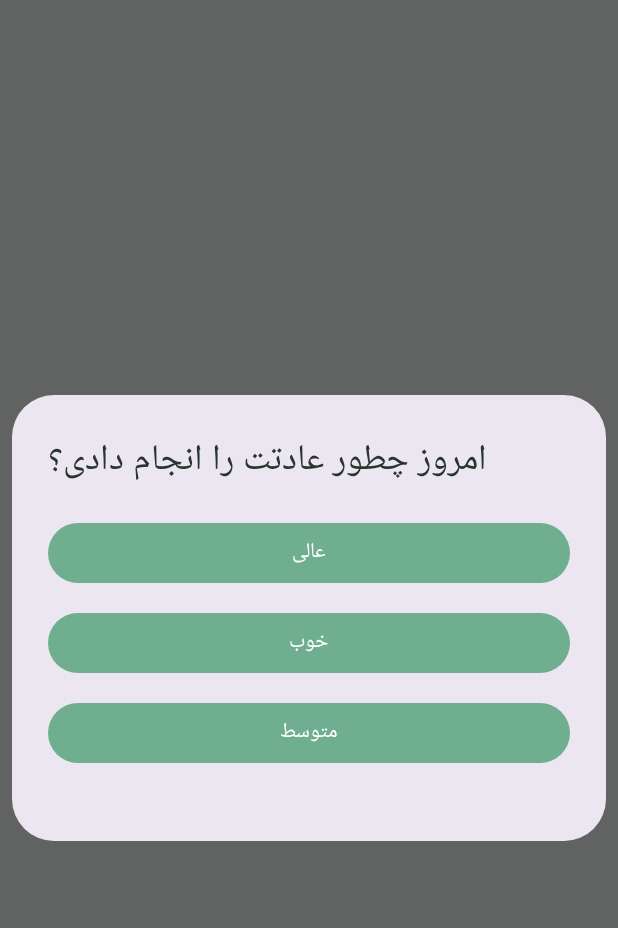
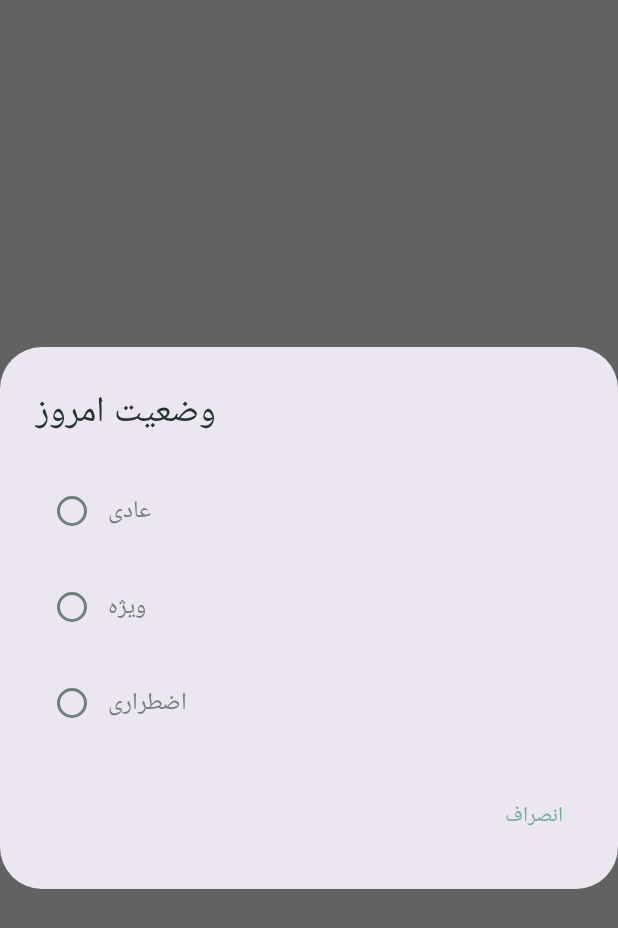
Before and after one commit to baharmahab/HabitApp, an Android app built with Jetpack Compose: the composable DailyStatusDialog shown on its own in the app's theme, on a phone screen of 412 x 824 dp. Shown: the top 928 px of the screen. Run offline under Robolectric (Android 15) with nearby library versions, the phone set to English and light mode, and no system bars.

Commit message:
Connect daily habit status between list and detail

```diff
--- a/app/src/main/java/com/example/habitapp/presentation/habit/HabitUiState.kt
+++ b/app/src/main/java/com/example/habitapp/presentation/habit/HabitUiState.kt
@@ -1,9 +1,13 @@
+
+
 package com.example.habitapp.presentation.habit
 
+import com.example.habitapp.domain.model.DailyStatus
 import com.example.habitapp.domain.model.Habit
 
 data class HabitUiState(
     val habits: List<Habit> = emptyList(),
+    val todayStatuses: Map<Long, DailyStatus?> = emptyMap(),
     val isLoading: Boolean = false,
     val error: String? = null
 )
--- a/app/src/main/java/com/example/habitapp/presentation/habit/component/DailyStatusDialog.kt
+++ b/app/src/main/java/com/example/habitapp/presentation/habit/component/DailyStatusDialog.kt
@@ -2,62 +2,95 @@ package com.example.habitapp.presentation.habit.component
 
 import androidx.compose.foundation.layout.Arrangement
 import androidx.compose.foundation.layout.Column
+import androidx.compose.foundation.layout.Row
 import androidx.compose.foundation.layout.fillMaxWidth
 import androidx.compose.foundation.layout.padding
 import androidx.compose.material3.AlertDialog
-import androidx.compose.material3.Button
+import androidx.compose.material3.MaterialTheme
+import androidx.compose.material3.RadioButton
 import androidx.compose.material3.Text
+import androidx.compose.material3.TextButton
 import androidx.compose.runtime.Composable
+import androidx.compose.ui.Alignment
 import androidx.compose.ui.Modifier
 import androidx.compose.ui.unit.dp
 import com.example.habitapp.domain.model.DailyStatus
 
 @Composable
 fun DailyStatusDialog(
+    allowFailed: Boolean,
     onStatusSelected: (DailyStatus) -> Unit,
     onDismiss: () -> Unit
 ) {
+    val statuses = buildList {
+        add(DailyStatus.NORMAL)
+        add(DailyStatus.SPECIAL)
+        add(DailyStatus.EMERGENCY)
+
+        if (allowFailed) {
+            add(DailyStatus.FAILED)
+        }
+    }
+
     AlertDialog(
         onDismissRequest = onDismiss,
         title = {
-            Text(
-                text = "امروز چطور عادتت را انجام دادی؟"
-            )
+            Text(text = "وضعیت امروز")
         },
         text = {
             Column(
-                modifier = Modifier.fillMaxWidth(),
-                verticalArrangement = Arrangement.spacedBy(12.dp)
+                verticalArrangement = Arrangement.spacedBy(8.dp)
             ) {
-                Button(
-                    onClick = {
-                        onStatusSelected(DailyStatus.NORMAL)
-                    },
-                    modifier = Modifier.fillMaxWidth()
-                ) {
-                    Text("عالی")
-                }
-
-                Button(
-                    onClick = {
-                        onStatusSelected(DailyStatus.SPECIAL)
-                    },
-                    modifier = Modifier.fillMaxWidth()
-                ) {
-                    Text("خوب")
-                }
-
-                Button(
-                    onClick = {
-                        onStatusSelected(DailyStatus.EMERGENCY)
-                    },
-                    modifier = Modifier.fillMaxWidth()
-                ) {
-                    Text("متوسط")
+                statuses.forEach { status ->
+                    StatusOption(
+                        status = status,
+                        onClick = {
+                            onStatusSelected(status)
+                        }
+                    )
                 }
             }
         },
         confirmButton = {},
-        modifier = Modifier.padding(8.dp)
+        dismissButton = {
+            TextButton(
+                onClick = onDismiss
+            ) {
+                Text(text = "انصراف")
+            }
+        }
     )
 }
+
+@Composable
+private fun StatusOption(
+    status: DailyStatus,
+    onClick: () -> Unit
+) {
+    Row(
+        modifier = Modifier
+            .fillMaxWidth()
+            .padding(vertical = 4.dp),
+        verticalAlignment = Alignment.CenterVertically,
+        horizontalArrangement = Arrangement.Start
+    ) {
+        RadioButton(
+            selected = false,
+            onClick = onClick
+        )
+
+        Text(
+            text = status.displayName(),
+            style = MaterialTheme.typography.bodyLarge
+        )
+    }
+}
+
+private fun DailyStatus.displayName(): String {
+    return when (this) {
+        DailyStatus.NORMAL -> "عادی"
+        DailyStatus.SPECIAL -> "ویژه"
+        DailyStatus.EMERGENCY -> "اضطراری"
+        DailyStatus.FAILED -> "انجام ندادم"
+    }
+}
--- a/app/src/main/java/com/example/habitapp/presentation/habit/detail/HabitDetailUiState.kt
+++ b/app/src/main/java/com/example/habitapp/presentation/habit/detail/HabitDetailUiState.kt
@@ -2,6 +2,7 @@ package com.example.habitapp.presentation.habit.detail
 
 import android.os.Build
 import androidx.annotation.RequiresApi
+import com.example.habitapp.domain.model.DailyStatus
 import java.time.LocalDate
 import java.time.LocalDate.now
 
@@ -11,6 +12,8 @@ enum class EditingField {
     EMERGENCY,
     FINAL_GOAL
 }
+
+
 
 data class HabitDetailUiState @RequiresApi(Build.VERSION_CODES.O) constructor(
     val isLoading: Boolean = false,
@@ -25,6 +28,8 @@ data class HabitDetailUiState @RequiresApi(Build.VERSION_CODES.O) constructor(
 
     val isConfigured: Boolean = false,
 
+    val dailyStatuses: Map<LocalDate, DailyStatus?> = emptyMap(),
+
     val editingField: EditingField? = null,
     val editingValue: String = "",
 
--- a/app/src/main/java/com/example/habitapp/presentation/navigation/HabitNavHost.kt
+++ b/app/src/main/java/com/example/habitapp/presentation/navigation/HabitNavHost.kt
@@ -6,7 +6,7 @@ import androidx.navigation.compose.NavHost
 import androidx.navigation.compose.composable
 import androidx.navigation.compose.rememberNavController
 import androidx.navigation.navArgument
-import com.example.habitapp.presentation.habit.HabitListScreen
+import com.example.habitapp.presentation.habit.HabitsScreen
 import com.example.habitapp.presentation.habit.detail.HabitDetailScreen
 
 @Composable
@@ -21,7 +21,7 @@ fun HabitNavHost() {
         composable(
             route = "habit_list"
         ) {
-            HabitListScreen(
+            HabitsScreen(
                 onOpenHabitDetail = { habitId ->
                     navController.navigate("habit_detail/$habitId")
                 }
```
Also changed, not shown: app/src/main/java/com/example/habitapp/data/local/dao/HabitDayDao.kt (+22 -0 lines), app/src/main/java/com/example/habitapp/data/repository/HabitRepositoryImpl.kt (+27 -2 lines), app/src/main/java/com/example/habitapp/domain/repository/HabitRepository.kt (+11 -1 lines), app/src/main/java/com/example/habitapp/domain/usecase/GetHabitDaysUseCase.kt (added, +27 -0 lines), app/src/main/java/com/example/habitapp/domain/usecase/ObserveHabitDaysUseCase.kt (added, +18 -0 lines), app/src/main/java/com/example/habitapp/domain/usecase/ObserveTodayHabitDaysUseCase.kt (added, +18 -0 lines), app/src/main/java/com/example/habitapp/presentation/habit/HabitViewModel.kt (+52 -18 lines), app/src/main/java/com/example/habitapp/presentation/habit/HabitsScreen.kt (renamed from app/src/main/java/com/example/habitapp/presentation/habit/HabitListScreen.kt, +2 -7 lines), app/src/main/java/com/example/habitapp/presentation/habit/component/EditableHabitRow.kt (added, +96 -0 lines), app/src/main/java/com/example/habitapp/presentation/habit/component/HabitDayGrid.kt (+27 -6 lines), app/src/main/java/com/example/habitapp/presentation/habit/component/HabitItem.kt (+7 -18 lines), app/src/main/java/com/example/habitapp/presentation/habit/detail/HabitDetailScreen.kt (+72 -122 lines), app/src/main/java/com/example/habitapp/presentation/habit/detail/HabitDetailViewModel.kt (+86 -1 lines).
